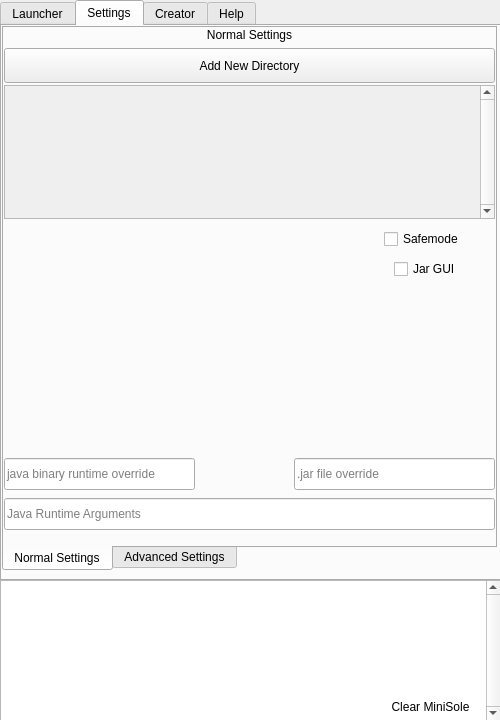
This is Internals/Super Internals/JavierUI.ui in Neeko-iko/JavierLauncher as Qt 5 draws it before an edit. The edited form follows.
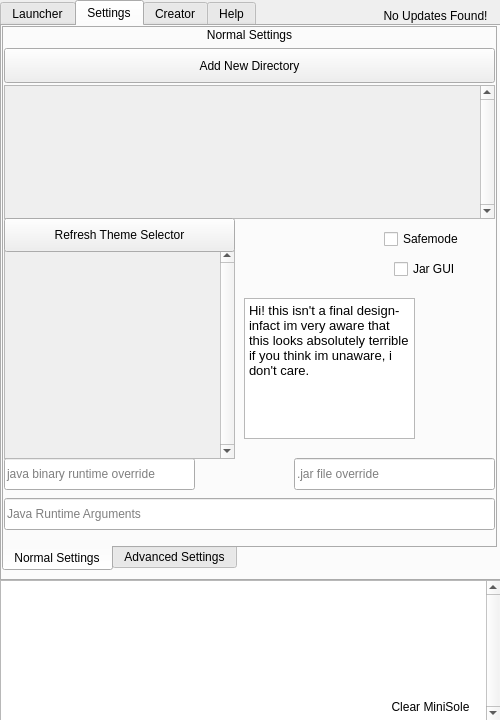
This is the edited form. The open tabs and pages were chosen to show the change.

Commit message: themes! readme update! credits! jdb issues! Fake File Format!

The edit to the form file:
```diff
--- a/Internals/Super Internals/JavierUI.ui
+++ b/Internals/Super Internals/JavierUI.ui
@@ -529,6 +529,69 @@
          <string>.jar file override</string>
         </property>
        </widget>
+       <widget class="QScrollArea" name="themeScroller">
+        <property name="geometry">
+         <rect>
+          <x>0</x>
+          <y>220</y>
+          <width>231</width>
+          <height>211</height>
+         </rect>
+        </property>
+        <property name="focusPolicy">
+         <enum>Qt::NoFocus</enum>
+        </property>
+        <property name="verticalScrollBarPolicy">
+         <enum>Qt::ScrollBarAlwaysOn</enum>
+        </property>
+        <property name="horizontalScrollBarPolicy">
+         <enum>Qt::ScrollBarAlwaysOff</enum>
+        </property>
+        <property name="widgetResizable">
+         <bool>true</bool>
+        </property>
+        <widget class="QWidget" name="themeArea">
+         <property name="geometry">
+          <rect>
+           <x>0</x>
+           <y>0</y>
+           <width>206</width>
+           <height>207</height>
+          </rect>
+         </property>
+        </widget>
+       </widget>
+       <widget class="QPushButton" name="themeRefresh">
+        <property name="geometry">
+         <rect>
+          <x>0</x>
+          <y>190</y>
+          <width>231</width>
+          <height>34</height>
+         </rect>
+        </property>
+        <property name="text">
+         <string>Refresh Theme Selector</string>
+        </property>
+       </widget>
+       <widget class="QTextBrowser" name="textBrowser">
+        <property name="geometry">
+         <rect>
+          <x>240</x>
+          <y>270</y>
+          <width>171</width>
+          <height>141</height>
+         </rect>
+        </property>
+        <property name="html">
+         <string>&lt;!DOCTYPE HTML PUBLIC &quot;-//W3C//DTD HTML 4.0//EN&quot; &quot;http://www.w3.org/TR/REC-html40/strict.dtd&quot;&gt;
+&lt;html&gt;&lt;head&gt;&lt;meta name=&quot;qrichtext&quot; content=&quot;1&quot; /&gt;&lt;style type=&quot;text/css&quot;&gt;
+p, li { white-space: pre-wrap; }
+&lt;/style&gt;&lt;/head&gt;&lt;body style=&quot; font-family:'Noto Sans'; font-size:10pt; font-weight:400; font-style:normal;&quot;&gt;
+&lt;p style=&quot; margin-top:0px; margin-bottom:0px; margin-left:0px; margin-right:0px; -qt-block-indent:0; text-indent:0px;&quot;&gt;Hi! this isn't a final design- infact im very aware that this looks absolutely terrible&lt;/p&gt;
+&lt;p style=&quot; margin-top:0px; margin-bottom:0px; margin-left:0px; margin-right:0px; -qt-block-indent:0; text-indent:0px;&quot;&gt;if you think im unaware, i don't care.&lt;/p&gt;&lt;/body&gt;&lt;/html&gt;</string>
+        </property>
+       </widget>
       </widget>
       <widget class="QWidget" name="advancedSettings" native="true">
        <attribute name="title">
@@ -666,6 +729,25 @@
      <bool>true</bool>
     </property>
    </widget>
+   <widget class="QPushButton" name="UpdateCheckerButton">
+    <property name="geometry">
+     <rect>
+      <x>370</x>
+      <y>0</y>
+      <width>131</width>
+      <height>31</height>
+     </rect>
+    </property>
+    <property name="focusPolicy">
+     <enum>Qt::NoFocus</enum>
+    </property>
+    <property name="text">
+     <string>No Updates Found!</string>
+    </property>
+    <property name="flat">
+     <bool>true</bool>
+    </property>
+   </widget>
   </widget>
  </widget>
  <resources/>
```
Left out of the diff: 15 changed lines with no effect on the pictures. The commit also changes 5 other files.
